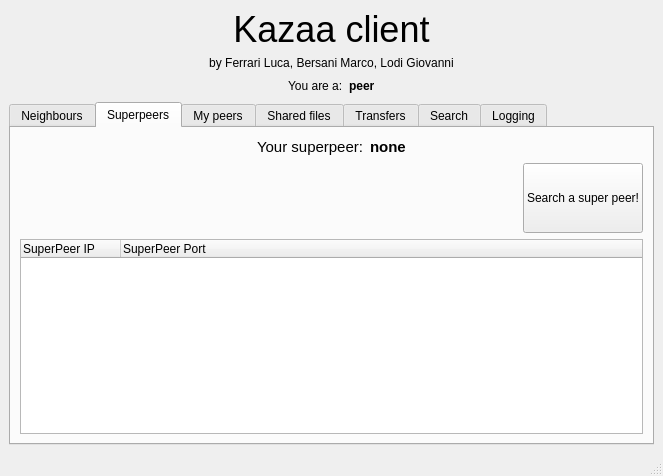
B3rs/P2P, file kazaa/teamGML/ui/qt/designer/mainwindow.ui: the form before one commit.
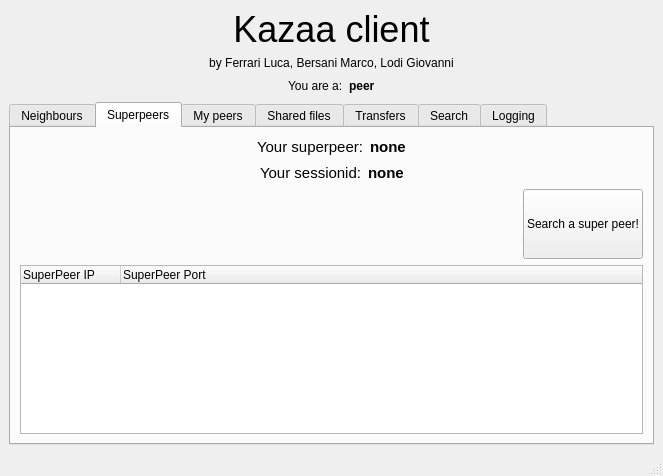
The form after the commit.

Commit message: Show the session id in the UI

Patch:
```diff
--- a/kazaa/teamGML/ui/qt/designer/mainwindow.ui
+++ b/kazaa/teamGML/ui/qt/designer/mainwindow.ui
@@ -241,6 +241,62 @@
           </item>
          </layout>
         </item>
+        <item>
+         <layout class="QHBoxLayout" name="horizontalLayout">
+          <item>
+           <spacer name="horizontalSpacer">
+            <property name="orientation">
+             <enum>Qt::Horizontal</enum>
+            </property>
+            <property name="sizeHint" stdset="0">
+             <size>
+              <width>40</width>
+              <height>20</height>
+             </size>
+            </property>
+           </spacer>
+          </item>
+          <item>
+           <widget class="QLabel" name="label_9">
+            <property name="font">
+             <font>
+              <pointsize>11</pointsize>
+             </font>
+            </property>
+            <property name="text">
+             <string>Your sessionid:</string>
+            </property>
+           </widget>
+          </item>
+          <item>
+           <widget class="QLabel" name="sessionIdLabel">
+            <property name="font">
+             <font>
+              <pointsize>11</pointsize>
+              <weight>75</weight>
+              <bold>true</bold>
+             </font>
+            </property>
+            <property name="text">
+             <string>none</string>
+            </property>
+           </widget>
+          </item>
+          <item>
+           <spacer name="horizontalSpacer_9">
+            <property name="orientation">
+             <enum>Qt::Horizontal</enum>
+            </property>
+            <property name="sizeHint" stdset="0">
+             <size>
+              <width>40</width>
+              <height>20</height>
+             </size>
+            </property>
+           </spacer>
+          </item>
+         </layout>
+        </item>
         <item>
          <layout class="QHBoxLayout" name="horizontalLayout_6">
           <item>
```
The commit also changes 1 other file.
